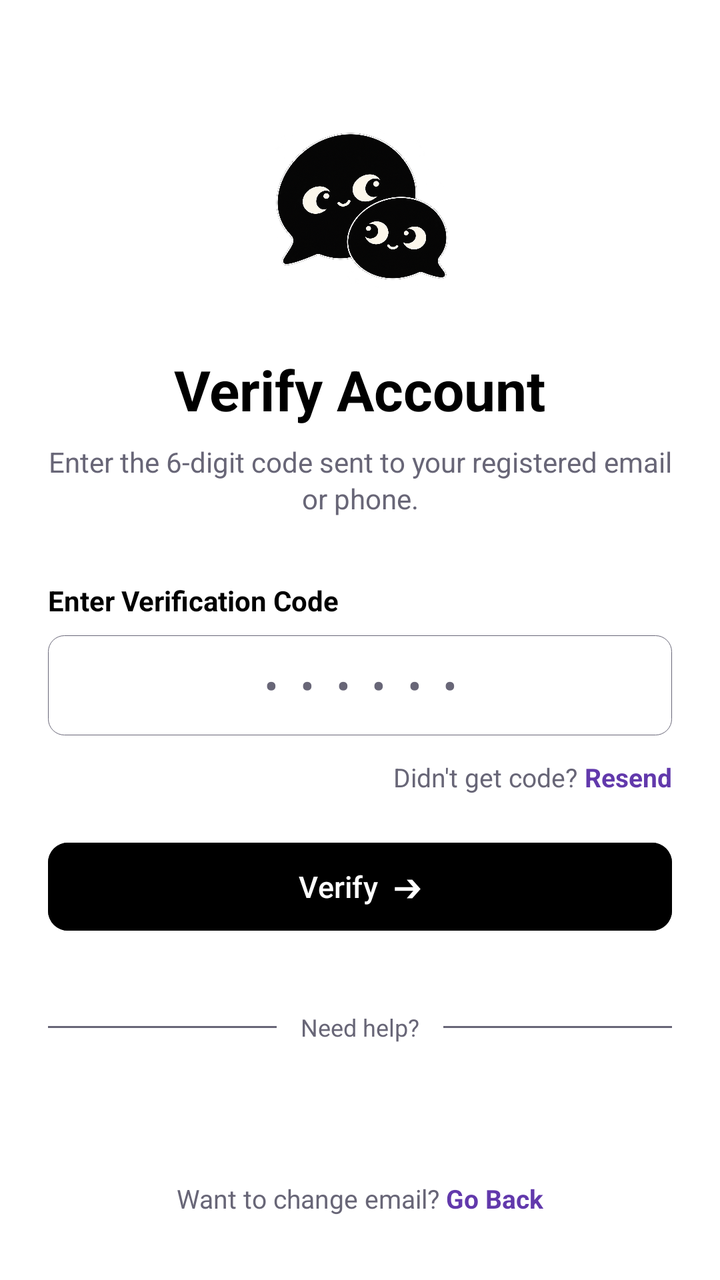
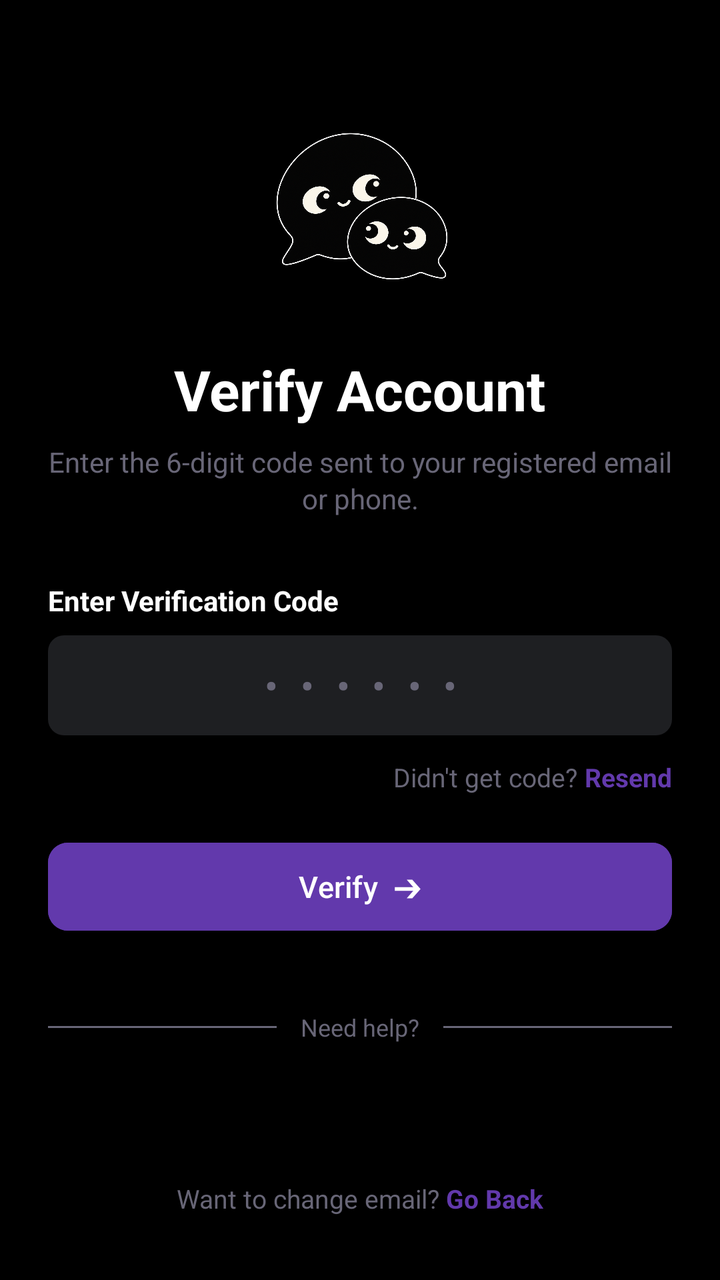

Screens rendered from an Android XML layout before and after an edit, with the pre-edit source and the edit as a unified diff.
<!-- AndroidManifest.xml: application theme Theme.Yappy -->
<!-- res/layout/activity_verify.xml -->
<?xml version="1.0" encoding="utf-8"?>
<androidx.constraintlayout.widget.ConstraintLayout xmlns:android="http://schemas.android.com/apk/res/android"
    xmlns:app="http://schemas.android.com/apk/res-auto"
    xmlns:tools="http://schemas.android.com/tools"
    android:id="@+id/main"
    android:layout_width="match_parent"
    android:layout_height="match_parent"
    android:background="@color/white"
    android:paddingHorizontal="24dp"
    android:paddingVertical="32dp">

    <ImageView
        android:id="@+id/ivLogo"
        android:layout_width="96dp"
        android:layout_height="96dp"
        android:layout_marginTop="24dp"
        android:contentDescription="App Logo"
        android:src="@drawable/logo"
        app:layout_constraintEnd_toEndOf="parent"
        app:layout_constraintStart_toStartOf="parent"
        app:layout_constraintTop_toTopOf="parent" />

    <TextView
        android:id="@+id/tvTitle"
        android:layout_width="wrap_content"
        android:layout_height="wrap_content"
        android:layout_marginTop="24dp"
        android:text="Verify Account"
        android:textColor="@color/black"
        android:textSize="28sp"
        android:textStyle="bold"
        app:layout_constraintEnd_toEndOf="parent"
        app:layout_constraintStart_toStartOf="parent"
        app:layout_constraintTop_toBottomOf="@id/ivLogo" />

    <TextView
        android:id="@+id/tvSubtitle"
        android:layout_width="0dp"
        android:layout_height="wrap_content"
        android:layout_marginTop="8dp"
        android:gravity="center"
        android:lineSpacingExtra="2dp"
        android:text="Enter the 6-digit code sent to your registered email or phone."
        android:textColor="@color/text"
        android:textSize="14sp"
        app:layout_constraintEnd_toEndOf="parent"
        app:layout_constraintStart_toStartOf="parent"
        app:layout_constraintTop_toBottomOf="@id/tvTitle" />

    <TextView
        android:id="@+id/tvOtpLabel"
        android:layout_width="wrap_content"
        android:layout_height="wrap_content"
        android:layout_marginTop="32dp"
        android:text="Enter Verification Code"
        android:textColor="@color/black"
        android:textSize="14sp"
        android:textStyle="bold"
        app:layout_constraintStart_toStartOf="parent"
        app:layout_constraintTop_toBottomOf="@id/tvSubtitle" />

    <EditText
        android:id="@+id/verification"
        android:layout_width="match_parent"
        android:layout_height="50dp"
        android:layout_marginTop="8dp"
        android:background="@drawable/input_box"
        android:gravity="center"
        android:hint="• • • • • •"
        android:inputType="number"
        android:letterSpacing="0.2"
        android:maxLength="6"
        android:paddingHorizontal="16dp"
        android:textColor="@color/black"
        android:textColorHint="@color/text"
        android:textSize="18sp"
        android:textStyle="bold"
        app:layout_constraintTop_toBottomOf="@id/tvOtpLabel" />

    <LinearLayout
        android:id="@+id/llResend"
        android:layout_width="wrap_content"
        android:layout_height="wrap_content"
        android:layout_marginTop="12dp"
        android:gravity="center"
        android:orientation="horizontal"
        app:layout_constraintEnd_toEndOf="parent"
        app:layout_constraintTop_toBottomOf="@id/verification">

        <TextView
            android:layout_width="wrap_content"
            android:layout_height="wrap_content"
            android:text="Didn't get code? "
            android:textColor="@color/text"
            android:textSize="13sp" />

        <TextView
            android:id="@+id/tvResendCode"
            android:layout_width="wrap_content"
            android:layout_height="wrap_content"
            android:text="Resend"
            android:textColor="@color/purple"
            android:textSize="13sp"
            android:textStyle="bold" />
    </LinearLayout>

    <com.google.android.material.button.MaterialButton
        android:id="@+id/verifyBtn"
        android:layout_width="match_parent"
        android:layout_height="52dp"
        android:layout_marginTop="20dp"
        android:backgroundTint="@color/black"
        android:text="Verify  ➔"
        android:textAllCaps="false"
        android:textColor="@color/white"
        android:textSize="15sp"
        app:cornerRadius="10dp"
        app:layout_constraintTop_toBottomOf="@id/llResend" />

    <View
        android:id="@+id/dividerLeft"
        android:layout_width="0dp"
        android:layout_height="1dp"
        android:layout_marginEnd="12dp"
        android:background="@color/text"
        app:layout_constraintBottom_toBottomOf="@id/tvOrContinue"
        app:layout_constraintEnd_toStartOf="@id/tvOrContinue"
        app:layout_constraintStart_toStartOf="parent"
        app:layout_constraintTop_toTopOf="@id/tvOrContinue" />

    <TextView
        android:id="@+id/tvOrContinue"
        android:layout_width="wrap_content"
        android:layout_height="wrap_content"
        android:layout_marginTop="36dp"
        android:text="Need help?"
        android:textColor="@color/text"
        android:textSize="12sp"
        app:layout_constraintEnd_toEndOf="parent"
        app:layout_constraintStart_toStartOf="parent"
        app:layout_constraintTop_toBottomOf="@id/verifyBtn" />

    <View
        android:id="@+id/dividerRight"
        android:layout_width="0dp"
        android:layout_height="1dp"
        android:layout_marginStart="12dp"
        android:background="@color/text"
        app:layout_constraintBottom_toBottomOf="@id/tvOrContinue"
        app:layout_constraintEnd_toEndOf="parent"
        app:layout_constraintStart_toEndOf="@id/tvOrContinue"
        app:layout_constraintTop_toTopOf="@id/tvOrContinue" />

    <LinearLayout
        android:layout_width="wrap_content"
        android:layout_height="wrap_content"
        android:gravity="center"
        android:orientation="horizontal"
        app:layout_constraintBottom_toBottomOf="parent"
        app:layout_constraintEnd_toEndOf="parent"
        app:layout_constraintStart_toStartOf="parent">

        <TextView
            android:layout_width="wrap_content"
            android:layout_height="wrap_content"
            android:text="Want to change email? "
            android:textColor="@color/text"
            android:textSize="13sp" />

        <TextView
            android:id="@+id/tvBackToLogin"
            android:layout_width="wrap_content"
            android:layout_height="wrap_content"
            android:text="Go Back"
            android:textColor="@color/purple"
            android:textSize="13sp"
            android:textStyle="bold" />
    </LinearLayout>

</androidx.constraintlayout.widget.ConstraintLayout>
<!-- resources referenced by this layout -->
<resources>
  <color name="black">#FF000000</color>
  <color name="purple">#6239AC</color>
  <color name="text">#686677</color>
  <color name="white">#FFFFFFFF</color>
  <!-- drawable input_box (drawable) -->
  <?xml version="1.0" encoding="utf-8"?>
  <shape xmlns:android="http://schemas.android.com/apk/res/android"
      android:shape="rectangle">
  
      <solid android:color="@color/white" />
  
      <stroke
          android:width="0.41dp"
          android:color="@color/text" />
  
      <corners android:radius="8dp" />
  
  </shape>
  <!-- drawable logo: png bitmap (drawable, 888355 bytes) -->
  <style name="Theme.Yappy" parent="Base.Theme.Yappy" />
  <style name="Base.Theme.Yappy" parent="Theme.Material3.DayNight.NoActionBar">
          
          
      </style>
</resources>

<!-- the commit's change to res/layout/activity_verify.xml (unified diff, before → after) -->
@@ -5,7 +5,7 @@
     android:id="@+id/main"
     android:layout_width="match_parent"
     android:layout_height="match_parent"
-    android:background="@color/white"
+    android:background="@color/black"
     android:paddingHorizontal="24dp"
     android:paddingVertical="32dp">
 
@@ -26,7 +26,7 @@
         android:layout_height="wrap_content"
         android:layout_marginTop="24dp"
         android:text="Verify Account"
-        android:textColor="@color/black"
+        android:textColor="@color/white"
         android:textSize="28sp"
         android:textStyle="bold"
         app:layout_constraintEnd_toEndOf="parent"
@@ -53,7 +53,7 @@
         android:layout_height="wrap_content"
         android:layout_marginTop="32dp"
         android:text="Enter Verification Code"
-        android:textColor="@color/black"
+        android:textColor="@color/white"
         android:textSize="14sp"
         android:textStyle="bold"
         app:layout_constraintStart_toStartOf="parent"
@@ -64,14 +64,14 @@
         android:layout_width="match_parent"
         android:layout_height="50dp"
         android:layout_marginTop="8dp"
-        android:background="@drawable/input_box"
+        android:background="@drawable/input_box_2"
         android:gravity="center"
         android:hint="• • • • • •"
         android:inputType="number"
         android:letterSpacing="0.2"
         android:maxLength="6"
         android:paddingHorizontal="16dp"
-        android:textColor="@color/black"
+        android:textColor="@color/white"
         android:textColorHint="@color/text"
         android:textSize="18sp"
         android:textStyle="bold"
@@ -109,7 +109,7 @@
         android:layout_width="match_parent"
         android:layout_height="52dp"
         android:layout_marginTop="20dp"
-        android:backgroundTint="@color/black"
+        android:backgroundTint="@color/purple"
         android:text="Verify  ➔"
         android:textAllCaps="false"
         android:textColor="@color/white"
<!-- resource entries referenced after the edit -->
@@ -4,19 +4,12 @@
   <color name="purple">#6239AC</color>
   <color name="text">#686677</color>
   <color name="white">#FFFFFFFF</color>
-  <!-- drawable input_box (drawable) -->
+  <!-- drawable input_box_2 (drawable) -->
   <?xml version="1.0" encoding="utf-8"?>
   <shape xmlns:android="http://schemas.android.com/apk/res/android"
       android:shape="rectangle">
-  
-      <solid android:color="@color/white" />
-  
-      <stroke
-          android:width="0.41dp"
-          android:color="@color/text" />
-  
+      <solid android:color="#1E1F22" />
       <corners android:radius="8dp" />
-  
   </shape>
   <!-- drawable logo: png bitmap (drawable, 888355 bytes) -->
   <style name="Theme.Yappy" parent="Base.Theme.Yappy" />
